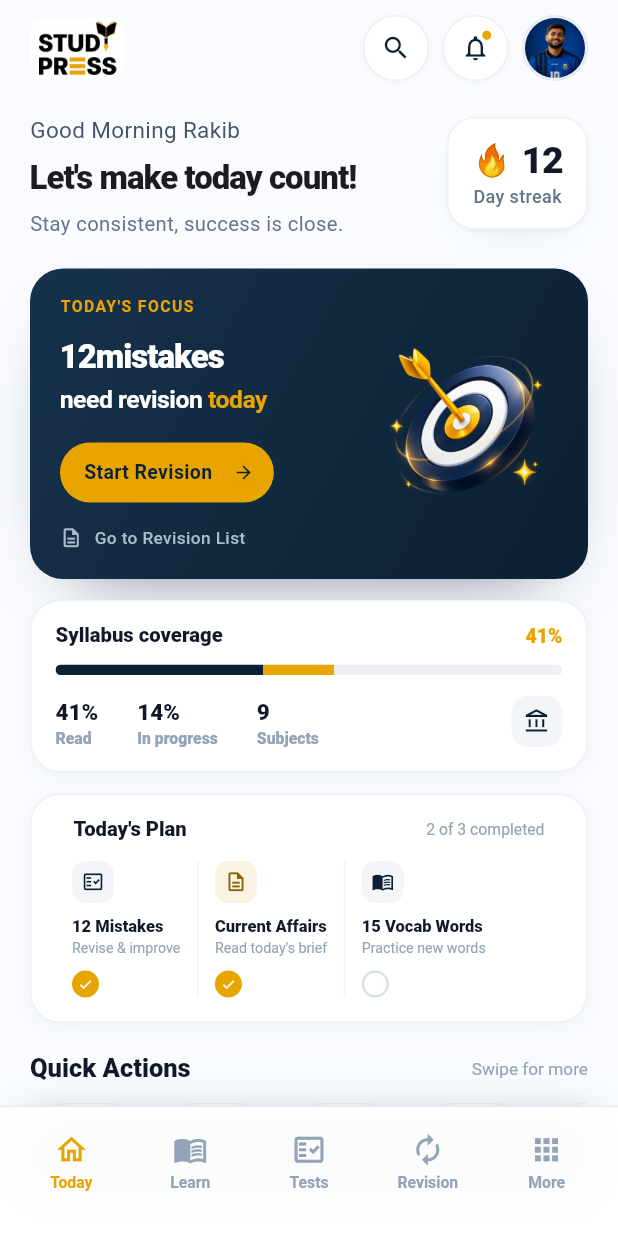
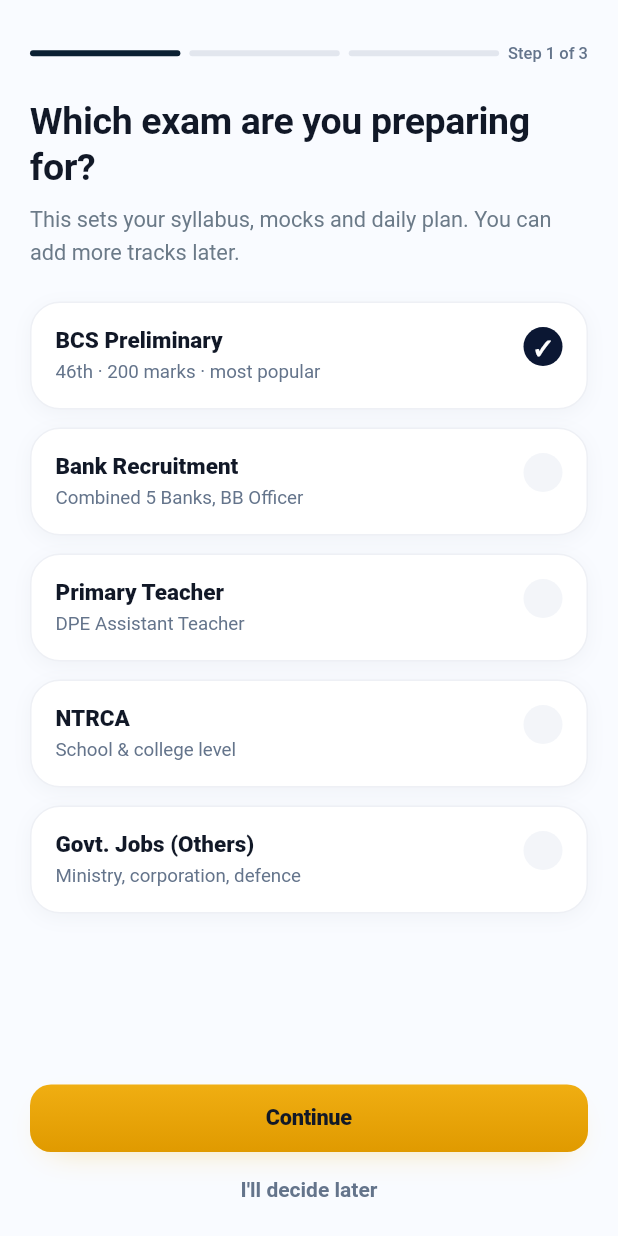
Before and after one commit to Sayem2004/flutter_basic_project, a Flutter app: the screen it shows after launch, on a phone screen of 412 x 824 dp. Run offline on Flutter 3.47's test engine with Material 3 defaults, Android fonts, the phone set to English and light mode, and no system bars.

Commit message:
Ui pudate

```diff
--- a/studypress/lib/app/views/login_view.dart
+++ b/studypress/lib/app/views/login_view.dart
@@ -2,6 +2,7 @@ import "package:flutter/material.dart";
 import "registration_view.dart";
 import "today_view.dart";
 import "common.dart";
+import 'onboarding.dart';
 
 class LoginView extends StatefulWidget {
   const LoginView({super.key});
@@ -55,7 +56,8 @@ class _LoginViewState extends State<LoginView> {
       Navigator.pushReplacement(
         context,
         MaterialPageRoute(
-          builder: (context) => const TodayView(),
+          //builder: (context) => const TodayView(),
+          builder: (context) => const Onboarding(),
         ),
       );
     } else {
--- /dev/null
+++ b/studypress/lib/app/views/onboarding.dart
@@ -0,0 +1,307 @@
+import 'package:flutter/material.dart';
+import 'common/lightText.dart';
+import 'common/boldText.dart';
+import 'common/common-whit-card.dart';
+import 'common/button.dart';
+import 'today_view.dart';
+import 'diagnostic.dart';
+
+class Onboarding extends StatelessWidget {
+  const Onboarding({super.key});
+
+  @override
+  Widget build(BuildContext context) {
+    return Scaffold(
+      backgroundColor: Color.fromRGBO(249, 251, 255, 1),
+      body: SingleChildScrollView(
+        child: SafeArea(
+            child: Padding(
+              padding: EdgeInsets.fromLTRB(20, 10, 20, 10),
+              child: Column(
+                crossAxisAlignment: CrossAxisAlignment.start,
+                children: [
+                  SizedBox(height: 20,),
+                  Row(
+                    children: [
+                      Expanded(
+                        child: Container(
+                          height: 4,
+                          decoration: BoxDecoration(
+                            color: const Color.fromRGBO(11, 32, 51, 1),
+                            borderRadius: BorderRadius.circular(2),
+                          ),
+                        ),
+                      ),
+                      const SizedBox(width: 6),
+                      Expanded(
+                        child: Container(
+                          height: 4,
+                          decoration: BoxDecoration(
+                            color: const Color.fromRGBO(226, 230, 238, 1),
+                            borderRadius: BorderRadius.circular(2),
+                          ),
+                        ),
+                      ),
+                      const SizedBox(width: 6),
+                      Expanded(
+                        child: Container(
+                          height: 4,
+                          decoration: BoxDecoration(
+                            color: const Color.fromRGBO(226, 230, 238, 1),
+                            borderRadius: BorderRadius.circular(2),
+                          ),
+                        ),
+                      ),
+                      const SizedBox(width: 6,),
+                      CommonLightText(title: "Step 1 of 3", fontSize: 11,fontWeight: FontWeight.w500,
+                        color: Color.fromRGBO(100, 116, 139, 1),
+                      ),
+                    ],
+                  ),
+
+                  const SizedBox(height: 24),
+                  const CommonBoldText(
+                    title: "Which exam are you preparing for?", fontSize: 25,
+                    height: 1.25, fontWeight: FontWeight.w700,letterSpacing: -0.24,
+                    color: Color.fromRGBO(17, 24, 39, 1),
+                  ),
+
+                  const SizedBox(height: 8),
+                  CommonLightText(title: "This sets your syllabus, mocks and daily plan. You can add more tracks later.",
+                    fontSize: 14.5,
+                    height: 1.5,
+                    color: Color.fromRGBO(107, 122, 136, 1),
+                  ),
+                  SizedBox(height: 22,),
+                  CommonWhitCard(
+                    child: Row(
+                      crossAxisAlignment: CrossAxisAlignment.start,
+                      mainAxisAlignment: MainAxisAlignment.spaceBetween,
+                      children: [
+                        Column(
+                          crossAxisAlignment: CrossAxisAlignment.start,
+                          children: [
+                            CommonBoldText(title: "BCS Preliminary", fontSize: 15,height: 1.2,),
+                            SizedBox(height: 4,),
+                            CommonLightText(title: "46th · 200 marks · most popular", fontSize: 12.5,height: 1.3,),
+                          ],
+                        ),
+                        Container(
+                          width: 26,
+                          height: 26,
+                          decoration: BoxDecoration(
+                            color: Color.fromRGBO(11, 23, 51, 1),
+                            borderRadius: BorderRadius.circular(13),
+                          ),
+                          child: Center(
+                            child: Text("✓",style: TextStyle(
+                              fontSize: 13,
+                              fontWeight: FontWeight.w600,
+                              height: 1,
+                              color: Colors.white,
+                            ),
+                            ),
+                          ),
+                        )
+
+
+                      ],
+                    ),
+                  ),
+
+
+                  SizedBox(height: 12,),
+                  CommonWhitCard(
+                    child: Row(
+                      crossAxisAlignment: CrossAxisAlignment.start,
+                      mainAxisAlignment: MainAxisAlignment.spaceBetween,
+                      children: [
+                        Column(
+                          crossAxisAlignment: CrossAxisAlignment.start,
+                          children: [
+                            CommonBoldText(title: "Bank Recruitment", fontSize: 15,height: 1.2,),
+                            SizedBox(height: 4,),
+                            CommonLightText(title: "Combined 5 Banks, BB Officer", fontSize: 12.5,height: 1.3,),
+                          ],
+                        ),
+                        Container(
+                          width: 26,
+                          height: 26,
+                          decoration: BoxDecoration(
+                            color: Color.fromRGBO(243, 245, 249, 1),
+                            borderRadius: BorderRadius.circular(13),
+                          ),
+                          child: Center(
+                            child: Text("",style: TextStyle(
+                              fontSize: 13,
+                              fontWeight: FontWeight.w600,
+                              height: 1,
+                              color: Colors.white,
+                            ),
+                            ),
+                          ),
+                        )
+
+
+                      ],
+                    ),
+                  ),
+                  SizedBox(height: 12,),
+                  CommonWhitCard(
+                    child: Row(
+                      crossAxisAlignment: CrossAxisAlignment.start,
+                      mainAxisAlignment: MainAxisAlignment.spaceBetween,
+                      children: [
+                        Column(
+                          crossAxisAlignment: CrossAxisAlignment.start,
+                          children: [
+                            CommonBoldText(title: "Primary Teacher", fontSize: 15,height: 1.2,),
+                            SizedBox(height: 4,),
+                            CommonLightText(title: "DPE Assistant Teacher", fontSize: 12.5,height: 1.3,),
+                          ],
+                        ),
+                        Container(
+                          width: 26,
+                          height: 26,
+                          decoration: BoxDecoration(
+                            color: Color.fromRGBO(243, 245, 249, 1),
+                            borderRadius: BorderRadius.circular(13),
+                          ),
+                          child: Center(
+                            child: Text("",style: TextStyle(
+                              fontSize: 13,
+                              fontWeight: FontWeight.w600,
+                              height: 1,
+                              color: Colors.white,
+                            ),
+                            ),
+                          ),
+                        )
+
+
+                      ],
+                    ),
+                  ),SizedBox(height: 12,),
+                  CommonWhitCard(
+                    child: Row(
+                      crossAxisAlignment: CrossAxisAlignment.start,
+                      mainAxisAlignment: MainAxisAlignment.spaceBetween,
+                      children: [
+                        Column(
+                          crossAxisAlignment: CrossAxisAlignment.start,
+                          children: [
+                            CommonBoldText(title: "NTRCA", fontSize: 15,height: 1.2,),
+                            SizedBox(height: 4,),
+                            CommonLightText(title: "School & college level", fontSize: 12.5,height: 1.3,),
+                          ],
+                        ),
+                        Container(
+                          width: 26,
+                          height: 26,
+                          decoration: BoxDecoration(
+                            color: Color.fromRGBO(243, 245, 249, 1),
+                            borderRadius: BorderRadius.circular(13),
+                          ),
+                          child: Center(
+                            child: Text("",style: TextStyle(
+                              fontSize: 13,
+                              fontWeight: FontWeight.w600,
+                              height: 1,
+                              color: Colors.white,
+                            ),
+                            ),
+                          ),
+                        )
+
+
+                      ],
+                    ),
+                  ),SizedBox(height: 12,),
+                  CommonWhitCard(
+                    child: Row(
+                      crossAxisAlignment: CrossAxisAlignment.start,
+                      mainAxisAlignment: MainAxisAlignment.spaceBetween,
+                      children: [
+                        Column(
+                          crossAxisAlignment: CrossAxisAlignment.start,
+                          children: [
+                            CommonBoldText(title: "Govt. Jobs (Others)", fontSize: 15,height: 1.2,),
+                            SizedBox(height: 4,),
+                            CommonLightText(title: "Ministry, corporation, defence", fontSize: 12.5,height: 1.3,),
+                          ],
+                        ),
+                        Container(
+                          width: 26,
+                          height: 26,
+                          decoration: BoxDecoration(
+                            color: Color.fromRGBO(243, 245, 249, 1),
+                            borderRadius: BorderRadius.circular(13),
+                          ),
+                          child: Center(
+                            child: Text("",style: TextStyle(
+                              fontSize: 13,
+                              fontWeight: FontWeight.w600,
+                              height: 1,
+                              color: Colors.white,
+                            ),
+                            ),
+                          ),
+                        )
+
+
+                      ],
+                    ),
+                  ),
+
+
+
+
+
+                ],
+              ),
+
+            )
+        ),
+      ),
+      bottomNavigationBar: SafeArea(
+        child: Padding(
+          padding: const EdgeInsets.fromLTRB(20, 10, 20, 16),
+          child: Column(
+            mainAxisSize: MainAxisSize.min,
+            children: [
+              CommonActionButton(
+                title: "Continue",
+                buttonWidth: double.infinity,
+                margin: EdgeInsets.zero,
+                backgroundColor: const Color.fromRGBO(240, 174, 18, 1),
+                textColor: const Color.fromRGBO(17, 24, 39, 1),
+                showIcon: false,
+                onPressed: () {
+                  Navigator.push(context, MaterialPageRoute(builder: (context)=>Diagnostic(),),);
+                },
+              ),
+              const SizedBox(height: 10),
+              InkWell(
+                onTap: () {
+                  Navigator.push(context, MaterialPageRoute(builder: (context)=>Diagnostic(),),);
+                },
+                borderRadius: BorderRadius.circular(8),
+                child: const Padding(
+                  padding: EdgeInsets.all(8),
+                  child: CommonLightText(
+                    title: "I'll decide later",
+                    fontSize: 14,
+                    fontWeight: FontWeight.w600,
+                    color: Color.fromRGBO(100, 116, 139, 1),
+                  ),
+                ),
+              ),
+            ],
+          ),
+        ),
+      ),
+    );
+
+
+  }
+}
--- a/studypress/lib/main.dart
+++ b/studypress/lib/main.dart
@@ -1,6 +1,8 @@
 import "package:flutter/material.dart";
 import "app/views/splash_view.dart";
 import 'app/views/today_view.dart';
+import 'app/views/login_view.dart';
+import 'app/views/onboarding.dart';
 
 void main() {
   runApp(const MyApp());
@@ -14,7 +16,9 @@ class MyApp extends StatelessWidget {
     return const MaterialApp(
       debugShowCheckedModeBanner: false,
       //home: SplashView(),
-      home: TodayView(),
+     // home: TodayView(),
+     // home: LoginView(),
+      home: Onboarding(),
     );
   }
 }
```
Also changed, not shown: studypress/lib/app/views/diagnostic.dart (added, +196 -0 lines).
